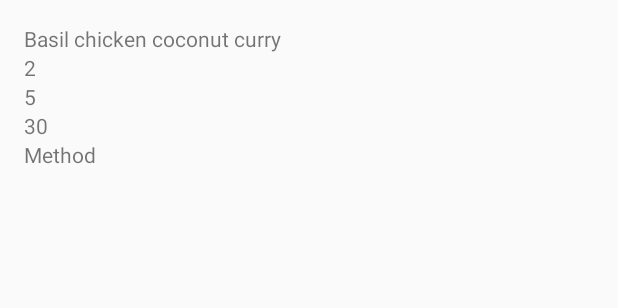
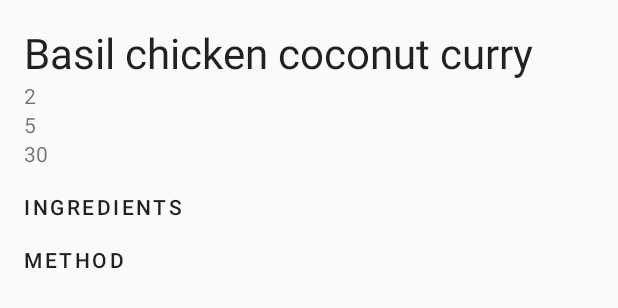
Before and after one commit to bigfriedicecream/Overcooked, an Android app: the layout activity_recipe_details.xml on its own in the app's theme, with its tools: preview values and no code run, on a phone screen of 412 x 824 dp. Shown: the top 308 px of the screen. Run offline under Robolectric (Android 15) with nearby library versions, the phone set to English and light mode, and no system bars; network calls fail.

Commit message:
rendering ingredients and added basic styling

```diff
--- a/app/src/main/java/com/twobrothers/overcooked/recipedetails/RecipeDetailsViewModel.kt
+++ b/app/src/main/java/com/twobrothers/overcooked/recipedetails/RecipeDetailsViewModel.kt
@@ -5,6 +5,7 @@ import androidx.lifecycle.MutableLiveData
 import androidx.lifecycle.ViewModel
 import androidx.lifecycle.viewModelScope
 import com.twobrothers.overcooked.core.FirebaseApiDataSource
+import com.twobrothers.overcooked.recipedetails.models.Ingredient
 import com.twobrothers.overcooked.recipedetails.models.Recipe
 import kotlinx.coroutines.launch
 
@@ -21,6 +22,9 @@ class RecipeDetailsViewModel(id: String) : ViewModel() {
 
     private val _cookTime = MutableLiveData<String>()
     val cookTime: LiveData<String> = _cookTime
+
+    private val _ingredients = MutableLiveData<List<Ingredient>>()
+    val ingredients: LiveData<List<Ingredient>> = _ingredients
 
     private val _method = MutableLiveData<List<String>>()
     val method: LiveData<List<String>> = _method
@@ -50,6 +54,7 @@ class RecipeDetailsViewModel(id: String) : ViewModel() {
         _serves.value = "Serves: ${recipe.serves}"
         _prepTime.value = "Prep: ${recipe.prepTime}"
         _cookTime.value = "Cook: ${recipe.cookTime}"
+        _ingredients.value = recipe.ingredients
         _method.value = recipe.method
     }
 
--- a/app/src/main/res/layout/activity_recipe_details.xml
+++ b/app/src/main/res/layout/activity_recipe_details.xml
@@ -30,6 +30,7 @@
                 android:layout_width="wrap_content"
                 android:layout_height="wrap_content"
                 android:text="@{viewModel.title}"
+                android:textAppearance="@style/TextAppearance.Overcooked.Headline5"
                 tools:text="Basil chicken coconut curry" />
 
             <TextView
@@ -50,14 +51,30 @@
                 android:id="@+id/text_cook"
                 android:layout_width="wrap_content"
                 android:layout_height="wrap_content"
+                android:layout_marginBottom="16dp"
                 android:text="@{viewModel.cookTime}"
                 tools:text="30" />
+
+            <TextView
+                android:id="@+id/text_ingredients_title"
+                android:layout_width="wrap_content"
+                android:layout_height="wrap_content"
+                android:text="@string/recipe_ingredients_title"
+                android:textAppearance="@style/TextAppearance.Overcooked.Subtitle2" />
+
+            <LinearLayout
+                android:id="@+id/layout_ingredients"
+                android:layout_width="match_parent"
+                android:layout_height="wrap_content"
+                android:layout_marginBottom="16dp"
+                android:orientation="vertical" />
 
             <TextView
                 android:id="@+id/text_method_title"
                 android:layout_width="wrap_content"
                 android:layout_height="wrap_content"
-                android:text="@string/recipe_method_title" />
+                android:text="@string/recipe_method_title"
+                android:textAppearance="@style/TextAppearance.Overcooked.Subtitle2" />
 
             <LinearLayout
                 android:id="@+id/layout_method"
--- a/app/src/main/res/values/strings.xml
+++ b/app/src/main/res/values/strings.xml
@@ -2,4 +2,5 @@
     <string name="app_name">Overcooked</string>
 
     <string name="recipe_method_title">Method</string>
+    <string name="recipe_ingredients_title">Ingredients</string>
 </resources>
--- /dev/null
+++ b/app/src/main/res/values/text-appearances.xml
@@ -0,0 +1,20 @@
+<?xml version="1.0" encoding="utf-8"?>
+<resources>
+
+    <style name="TextAppearance.Overcooked.Headline5" parent="TextAppearance.MaterialComponents.Headline5">
+        <item name="android:textSize">28sp</item>
+    </style>
+
+    <style name="TextAppearance.Overcooked.Subtitle2" parent="TextAppearance.MaterialComponents.Subtitle2">
+        <item name="android:textSize">14sp</item>
+        <item name="android:textAllCaps">true</item>
+        <item name="android:letterSpacing">0.12</item>
+    </style>
+
+    <style name="TextAppearance.Overcooked.Body2" parent="TextAppearance.MaterialComponents.Body2">
+        <item name="android:textSize">14sp</item>
+        <item name="android:letterSpacing">0.03</item>
+    </style>
+
+
+</resources>
```
Also changed, not shown: app/src/main/java/com/twobrothers/overcooked/recipedetails/RecipeDetailsActivity.kt (+31 -0 lines), app/src/main/res/layout/view_ingredient_heading.xml (added, +12 -0 lines).
